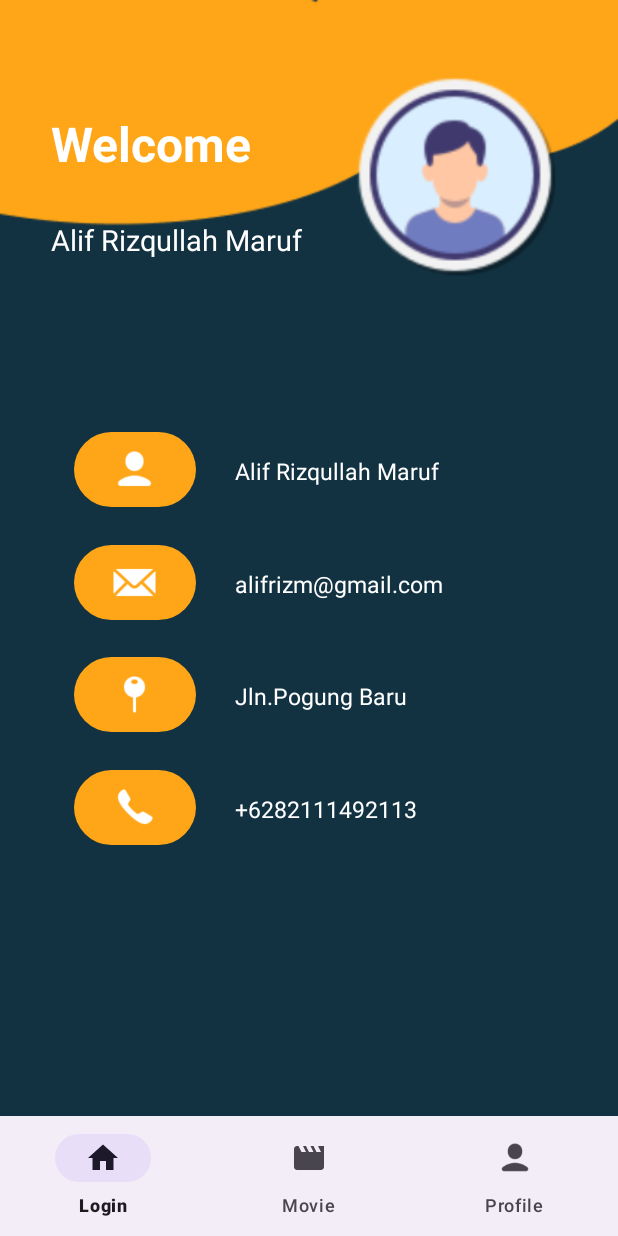
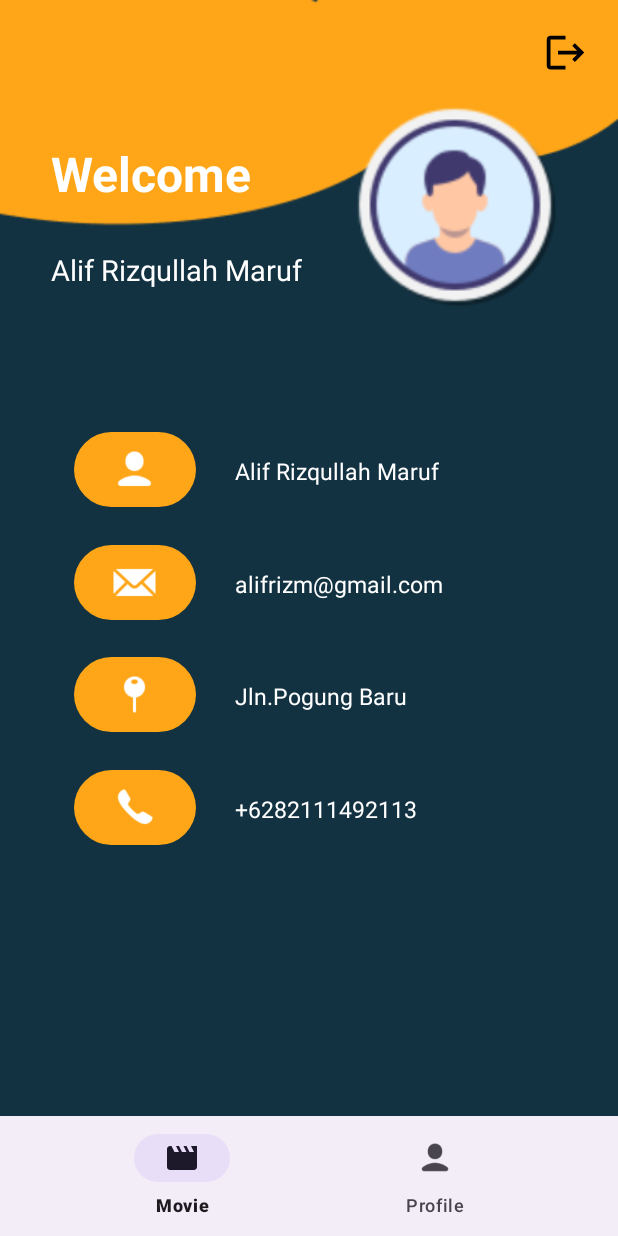
Before and after one commit to alifrizqullahmaruf/Pertemuan_12_Bottom_nav_dan_fragment, an Android app: the fragment ProfileFragment placed in its activity, on a phone screen of 412 x 824 dp. Run offline under Robolectric (Android 15) with nearby library versions, the phone set to English and light mode, and no system bars.

Commit message:
Penmbahan Button Login dan juga logout

```diff
--- a/app/src/main/AndroidManifest.xml
+++ b/app/src/main/AndroidManifest.xml
@@ -12,8 +12,7 @@
         android:theme="@style/Theme.MyFirstApp"
         tools:targetApi="31">
         <activity
-            android:name=".MainActivity"
-
+            android:name="LoginActivity"
             android:exported="true">
             <intent-filter>
                 <action android:name="android.intent.action.MAIN" />
@@ -22,7 +21,7 @@
             </intent-filter>
         </activity>
         <activity
-            android:name="LoginActivity"
+            android:name=".MainActivity"
             android:exported="false" />
     </application>
 
--- a/app/src/main/java/com/example/myfirstapp/LoginActivity.kt
+++ b/app/src/main/java/com/example/myfirstapp/LoginActivity.kt
@@ -1,3 +1,5 @@
+package com.example.myfirstapp
+
 import android.content.Intent
 import androidx.appcompat.app.AppCompatActivity
 import android.os.Bundle
@@ -19,7 +21,7 @@ class LoginActivity : AppCompatActivity() {
         // Menambahkan listener klik ke tombol "login_btn"
         loginButton.setOnClickListener {
             // Ketika tombol diklik, kita akan pindah ke Activity lain (activity_main)
-            val intent = Intent(this, HomeFragment::class.java)
+            val intent = Intent(this, MainActivity::class.java)
             startActivity(intent)
         }
     }
--- a/app/src/main/java/com/example/myfirstapp/MainActivity.kt
+++ b/app/src/main/java/com/example/myfirstapp/MainActivity.kt
@@ -17,16 +17,16 @@ class MainActivity : AppCompatActivity() {
 
         with(binding) {
             // Ganti fragmen awal dengan HomeFragment
-            replaceFragment(HomeFragment())
+            replaceFragment(NotificationFragment())
 
             // Atur pendengar untuk BottomNavigationView
             bottomNavbar.setOnItemSelectedListener { item ->
                 // Tangani pemilihan item
                 when (item.itemId) {
-                    R.id.home -> {
-                        // Ganti fragmen saat ini dengan HomeFragment
-                        replaceFragment(HomeFragment())
-                    }
+//                    R.id.home -> {
+//                        // Ganti fragmen saat ini dengan HomeFragment
+//                        replaceFragment(HomeFragment())
+//                    }
                     R.id.Movie -> {
                         // Ganti fragmen saat ini dengan NotificationFragment
                         replaceFragment(NotificationFragment())
--- a/app/src/main/java/com/example/myfirstapp/ProfileFragment.kt
+++ b/app/src/main/java/com/example/myfirstapp/ProfileFragment.kt
@@ -1,10 +1,12 @@
 package com.example.myfirstapp
 
+import android.content.Intent
 import android.os.Bundle
 import androidx.fragment.app.Fragment
 import android.view.LayoutInflater
 import android.view.View
 import android.view.ViewGroup
+import android.widget.ImageView
 
 // TODO: Rename parameter arguments, choose names that match
 // the fragment initialization parameters, e.g. ARG_ITEM_NUMBER
@@ -33,8 +35,29 @@ class ProfileFragment : Fragment() {
         inflater: LayoutInflater, container: ViewGroup?,
         savedInstanceState: Bundle?
     ): View? {
-        // Inflate the layout for this fragment
-        return inflater.inflate(R.layout.fragment_profile, container, false)
+        val view = inflater.inflate(R.layout.fragment_profile, container, false)
+
+        // Find the "logout_btn" ImageView
+        val logoutButton = view.findViewById<ImageView>(R.id.logout_btn)
+
+        // Set a click listener for the logout button
+        logoutButton.setOnClickListener {
+            // Perform the logout action and navigate to LoginActivity
+            navigateToLogin()
+        }
+
+        return view
+    }
+
+    private fun navigateToLogin() {
+        // Create an Intent to start LoginActivity
+        val loginIntent = Intent(activity, LoginActivity::class.java)
+
+        // Clear the back stack, so the user cannot navigate back to ProfileFragment
+        loginIntent.flags = Intent.FLAG_ACTIVITY_NEW_TASK or Intent.FLAG_ACTIVITY_CLEAR_TASK
+
+        // Start the LoginActivity
+        startActivity(loginIntent)
     }
 
     companion object {
--- /dev/null
+++ b/app/src/main/res/drawable/baseline_logout_24.xml
@@ -0,0 +1,5 @@
+<vector android:autoMirrored="true" android:height="24dp"
+    android:tint="#000000" android:viewportHeight="24"
+    android:viewportWidth="24" android:width="24dp" xmlns:android="http://schemas.android.com/apk/res/android">
+    <path android:fillColor="@android:color/white" android:pathData="M17,7l-1.41,1.41L18.17,11H8v2h10.17l-2.58,2.58L17,17l5,-5zM4,5h8V3H4c-1.1,0 -2,0.9 -2,2v14c0,1.1 0.9,2 2,2h8v-2H4V5z"/>
+</vector>
--- a/app/src/main/res/layout/fragment_profile.xml
+++ b/app/src/main/res/layout/fragment_profile.xml
@@ -6,6 +6,16 @@
     xmlns:app="http://schemas.android.com/apk/res-auto"
     tools:context=".ProfileFragment"
     android:background="@drawable/background">
+
+    <ImageView
+        android:id="@+id/logout_btn"
+        android:layout_width="30dp"
+        android:layout_height="30dp"
+        app:layout_constraintTop_toTopOf="parent"
+        app:layout_constraintEnd_toEndOf="parent"
+        android:layout_margin="20dp"
+        android:src="@drawable/baseline_logout_24"
+        />
 
     <!--Bagian_Utama-->
     <RelativeLayout
@@ -21,7 +31,7 @@
             android:layout_width="342dp"
             android:layout_height="145dp"
             android:layout_marginStart="34dp"
-            android:layout_marginTop="44dp"
+            android:layout_marginTop="64dp"
             >
             <RelativeLayout
                 android:layout_width="match_parent"
--- a/app/src/main/res/menu/menu_option.xml
+++ b/app/src/main/res/menu/menu_option.xml
@@ -2,10 +2,10 @@
 <menu xmlns:android="http://schemas.android.com/apk/res/android">
 
 
-    <item android:title="Login"
-        android:id="@+id/home"
-        android:icon="@drawable/baseline_home_24"
-        />
+<!--    <item android:title="Login"-->
+<!--        android:id="@+id/home"-->
+<!--        android:icon="@drawable/baseline_home_24"-->
+<!--        />-->
     <item android:title="Movie"
         android:id="@+id/Movie"
         android:icon="@drawable/baseline_movie_24"
```
